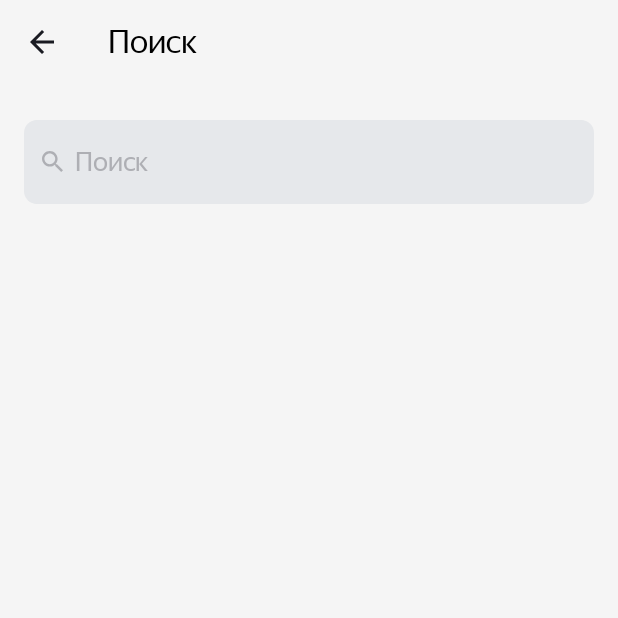
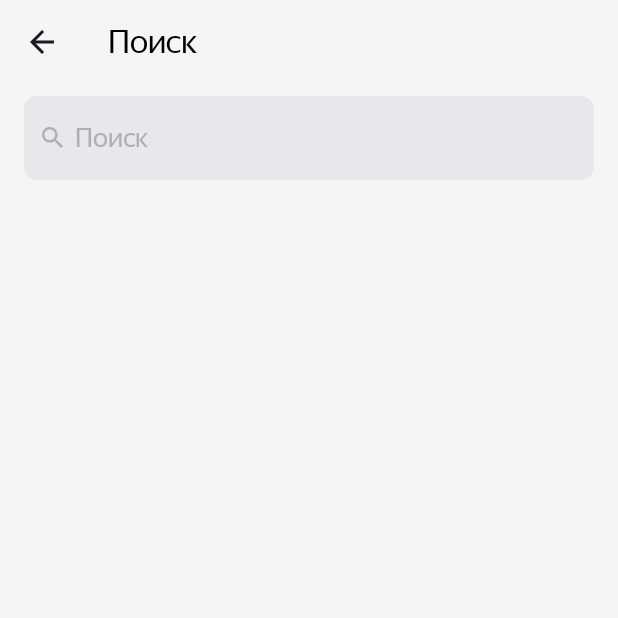
Before and after one commit to u11107/PlaylistMaker, an Android app: the SearchActivity screen opened directly, with no data from a screen before it, on a phone screen of 412 x 824 dp, the top half of it. Run offline under Robolectric (Android 15) with nearby library versions, the phone set to English and light mode, and no system bars.

Commit message:
bag fixed

```diff
--- a/app/src/main/res/layout/activity_search.xml
+++ b/app/src/main/res/layout/activity_search.xml
@@ -8,7 +8,7 @@
         style="@style/ToolbarColor"
         android:layout_width="match_parent"
         android:layout_height="?attr/actionBarSize"
-        android:layout_marginBottom="@dimen/margin_24"
+        android:layout_marginBottom="8dp"
         app:navigationIcon="@drawable/arrow_back">
 
         <TextView
--- a/app/src/main/res/layout/track_v.xml
+++ b/app/src/main/res/layout/track_v.xml
@@ -55,7 +55,6 @@
         style="@style/settingIconImage"
         android:layout_gravity="center_vertical"
         android:layout_marginStart="8dp"
-        android:layout_marginEnd="24dp"
         android:src="@drawable/arrow"
         tools:ignore="ContentDescription" />
 
--- a/app/src/main/res/values-night/styles.xml
+++ b/app/src/main/res/values-night/styles.xml
@@ -222,7 +222,6 @@
     <style name="track_CardView_ImageAlbum">
         <item name="android:layout_width">@dimen/track_cardView_imageAlbum_45</item>
         <item name="android:layout_height">@dimen/track_cardView_imageAlbum_45</item>
-        <item name="android:layout_marginStart">13dp</item>
         <item name="android:layout_marginTop">@dimen/track_cardView_image_margin_8</item>
         <item name="android:layout_marginBottom">@dimen/track_cardView_image_margin_8</item>
         <item name="android:layout_marginEnd">@dimen/track_cardView_image_margin_8</item>
--- a/app/src/main/res/values/styles.xml
+++ b/app/src/main/res/values/styles.xml
@@ -232,7 +232,7 @@
     <style name="track_CardView_ImageAlbum">
         <item name="android:layout_width">@dimen/track_cardView_imageAlbum_45</item>
         <item name="android:layout_height">@dimen/track_cardView_imageAlbum_45</item>
-        <item name="android:layout_marginStart">13dp</item>
+
         <item name="android:layout_marginTop">@dimen/track_cardView_image_margin_8</item>
         <item name="android:layout_marginBottom">@dimen/track_cardView_image_margin_8</item>
         <item name="android:layout_marginEnd">@dimen/track_cardView_image_margin_8</item>
```
